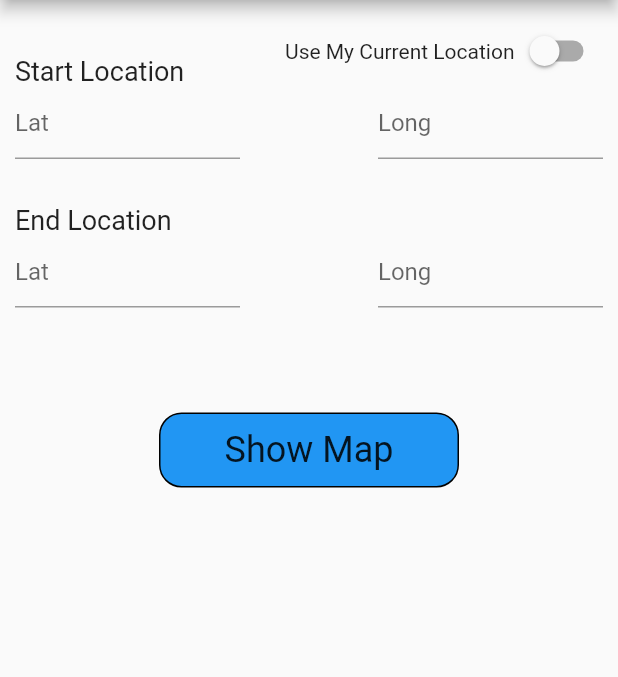
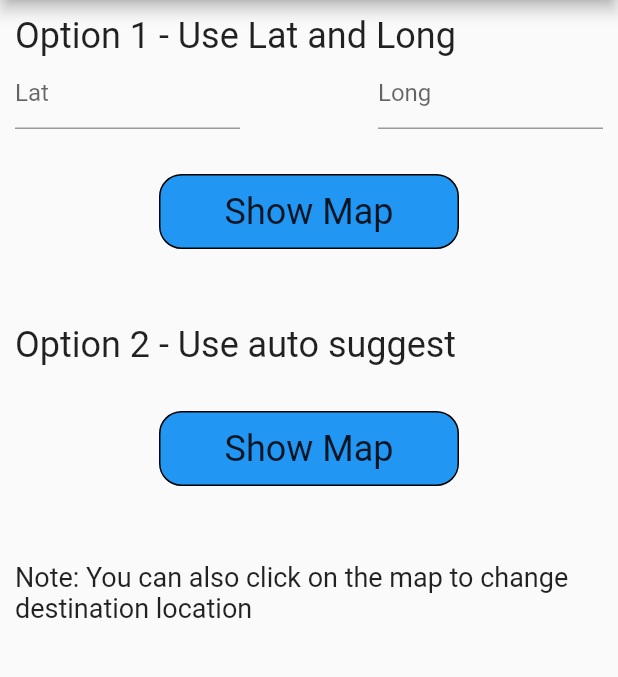
Before and after one commit to mg7237/maps-delivery, a Flutter app: the screen it shows after launch, on a phone screen of 412 x 824 dp, the part 84-761 px from its top. Run offline on Flutter 3.47's test engine with Material 2 defaults, Android fonts, the phone set to English and light mode, and no system bars; our stand-ins replace google_maps_flutter, location; missing offline and left inert: flutter_google_places, flutter_polyline_points, google_maps_webservice.

Commit message:
Driver Version 1 complete

```diff
--- a/lib/constant.dart
+++ b/lib/constant.dart
@@ -1 +1 @@
-const String k_googleAPIKey = 'AIzaSyAcFr4okH0wWB4sCNFDWOEiT86PjD_fncM';
+const String k_googleAPIKey = 'AIzaSyAbzQ0aHVEdDDXTUuHEGQuVTqYMFnmScBw';
--- a/lib/home_page.dart
+++ b/lib/home_page.dart
@@ -1,5 +1,8 @@
 import 'package:flutter/material.dart';
 import 'package:driver/map.dart';
+import 'package:flutter_google_places/flutter_google_places.dart';
+import 'package:google_maps_webservice/places.dart';
+import 'package:driver/constant.dart';
 
 class MyHomePage extends StatefulWidget {
   MyHomePage();
@@ -8,11 +11,12 @@ class MyHomePage extends StatefulWidget {
 }
 
 class _MyHomePageState extends State<MyHomePage> {
-  TextEditingController _startPositionLat = TextEditingController();
-  TextEditingController _startPositionLong = TextEditingController();
   TextEditingController _endPositionLat = TextEditingController();
   TextEditingController _endPositionLong = TextEditingController();
-  bool _useCurrentLocation = false;
+  bool _validateLat = true;
+  bool _validateLong = true;
+  double toLat;
+  double toLong;
 
   @override
   Widget build(BuildContext context) {
@@ -21,59 +25,9 @@ class _MyHomePageState extends State<MyHomePage> {
       body: Padding(
         padding: const EdgeInsets.all(10.0),
         child: Column(crossAxisAlignment: CrossAxisAlignment.start, children: [
-          Row(
-            mainAxisAlignment: MainAxisAlignment.spaceBetween,
-            crossAxisAlignment: CrossAxisAlignment.end,
-            children: [
-              Text(
-                "Start Location",
-                style: TextStyle(fontSize: 18),
-              ),
-              Row(
-                children: [
-                  Text(
-                    "Use My Current Location",
-                    style: TextStyle(fontSize: 14),
-                  ),
-                  Switch(
-                      onChanged: (value) {
-                        _useCurrentLocation = value;
-                        if (value) {
-                          _startPositionLat.clear();
-                          _startPositionLong.clear();
-                        }
-                        setState(() {});
-                      },
-                      value: _useCurrentLocation),
-                ],
-              ),
-            ],
-          ),
-          Row(
-            mainAxisAlignment: MainAxisAlignment.spaceBetween,
-            children: [
-              Container(
-                width: 150,
-                child: TextField(
-                  enabled: !_useCurrentLocation,
-                  controller: _startPositionLat,
-                  decoration: InputDecoration(hintText: "Lat"),
-                ),
-              ),
-              Container(
-                width: 150,
-                child: TextField(
-                  enabled: !_useCurrentLocation,
-                  controller: _startPositionLong,
-                  decoration: InputDecoration(hintText: "Long"),
-                ),
-              ),
-            ],
-          ),
-          SizedBox(height: 30),
           Text(
-            "End Location",
-            style: TextStyle(fontSize: 18),
+            "Option 1 - Use Lat and Long",
+            style: TextStyle(fontSize: 24),
           ),
           Row(
             mainAxisAlignment: MainAxisAlignment.spaceBetween,
@@ -82,50 +36,47 @@ class _MyHomePageState extends State<MyHomePage> {
                 width: 150,
                 child: TextField(
                   controller: _endPositionLat,
-                  decoration: InputDecoration(hintText: "Lat"),
+                  decoration: InputDecoration(
+                    hintText: "Lat",
+                    errorText:
+                        !_validateLat ? 'Please enter double value' : null,
+                  ),
                 ),
               ),
               Container(
                 width: 150,
                 child: TextField(
                   controller: _endPositionLong,
-                  decoration: InputDecoration(hintText: "Long"),
+                  decoration: InputDecoration(
+                    hintText: "Long",
+                    errorText:
+                        !_validateLong ? 'Please enter double value' : null,
+                  ),
                 ),
               ),
             ],
           ),
-          SizedBox(height: 70),
+          SizedBox(height: 30),
           Row(
             mainAxisAlignment: MainAxisAlignment.center,
             children: [
               InkWell(
                   onTap: () {
-                    double fromLat;
-                    double fromLong;
                     try {
-                      // if (!_useCurrentLocation) {
-                      //   fromLat = double.parse(_startPositionLat.text);
-                      //   fromLong = double.parse(_startPositionLong.text);
-                      // } else {
-                      //   fromLat = 0.0;
-                      //   fromLong = 0.0;
-                      // }
-                      double toLat =
-                          12.96006; //double.parse(_endPositionLat.text);
-                      double toLong =
-                          77.75122; // double.parse(_endPositionLong.text);
-                      // if (_useCurrentLocation && (toLat == 0 || toLong == 0)) {
-                      //   AlertDialog(
-                      //       title: Text(
-                      //           "Please ensure to lat and to long values are non zero values"));
-                      // } else if (toLat == 0 ||
-                      //     toLong == 0 ||
-                      //     fromLat == 0 ||
-                      //     fromLong == 0) {
-                      //   AlertDialog(
-                      //       title: Text(
-                      //           "Please ensure lat and long values are non zero values"));
-                      // }
+                      toLat = double.parse(_endPositionLat.text);
+                      _validateLat = true;
+                    } catch (e) {
+                      _validateLat = false;
+                      print(e);
+                    }
+                    try {
+                      toLong = double.parse(_endPositionLong.text);
+                      _validateLong = true;
+                    } catch (e) {
+                      _validateLong = false;
+                      print(e);
+                    }
+                    if (_validateLat && _validateLong) {
                       Navigator.push(
                           context,
                           MaterialPageRoute(
@@ -133,11 +84,6 @@ class _MyHomePageState extends State<MyHomePage> {
                                     toLat: toLat,
                                     toLong: toLong,
                                   )));
-                    } catch (e) {
-                      AlertDialog(
-                          title: Text(
-                              "Please ensure lat, long values are double"));
-                      print(e);
                     }
                   },
                   child: Container(
@@ -151,7 +97,63 @@ class _MyHomePageState extends State<MyHomePage> {
                           child: Text("Show Map",
                               style: TextStyle(fontSize: 24))))),
             ],
-          )
+          ),
+          SizedBox(height: 50),
+          Text(
+            "Option 2 - Use auto suggest",
+            style: TextStyle(fontSize: 24),
+          ),
+          SizedBox(height: 30),
+          Row(
+            mainAxisAlignment: MainAxisAlignment.center,
+            children: [
+              InkWell(
+                  onTap: () async {
+                    Prediction prediction = await PlacesAutocomplete.show(
+                        context: context,
+                        apiKey: k_googleAPIKey,
+                        mode: Mode.overlay, // Mode.overlay
+                        language: "en", // Hardcoded language Locale
+                        components: [
+                          Component(Component.country, "in")
+                        ]); // Hardcoded India region for places filter
+
+                    if (prediction != null) {
+                      GoogleMapsPlaces _places = new GoogleMapsPlaces(
+                          apiKey: k_googleAPIKey); //Same API_KEY as above
+                      PlacesDetailsResponse detail =
+                          await _places.getDetailsByPlaceId(prediction.placeId);
+                      double toLat = detail.result.geometry.location.lat;
+                      double toLong = detail.result.geometry.location.lng;
+
+                      ///String address = prediction.description;
+
+                      Navigator.push(
+                          context,
+                          MaterialPageRoute(
+                              builder: (context) => MapScreen(
+                                    toLat: toLat,
+                                    toLong: toLong,
+                                  )));
+                    }
+                  },
+                  child: Container(
+                      decoration: BoxDecoration(
+                          color: Colors.blue,
+                          borderRadius: BorderRadius.circular(15),
+                          border: Border.all(color: Colors.black, width: 1)),
+                      width: 200,
+                      height: 50,
+                      child: Center(
+                          child: Text("Show Map",
+                              style: TextStyle(fontSize: 24))))),
+            ],
+          ),
+          SizedBox(height: 50),
+          Text(
+            "Note: You can also click on the map to change destination location",
+            style: TextStyle(fontSize: 18),
+          ),
         ]),
       ),
     );
--- a/pubspec.yaml
+++ b/pubspec.yaml
@@ -16,6 +16,8 @@ dependencies:
   google_maps_flutter: ^1.0.6
   location: ^3.1.0
   flutter_polyline_points: ^0.2.4
+  flutter_google_places: ^0.2.6
+  google_maps_webservice: ^0.0.18
 
 dev_dependencies:
   flutter_test:
```
Also changed, not shown: lib/map.dart (+33 -1 lines), pubspec.lock.
